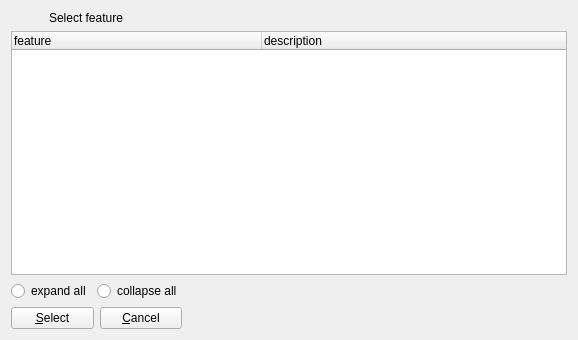
The window that client/uiforms/feature_select.ui (Wolframe/configurator) describes before a commit, drawn with Qt 5.
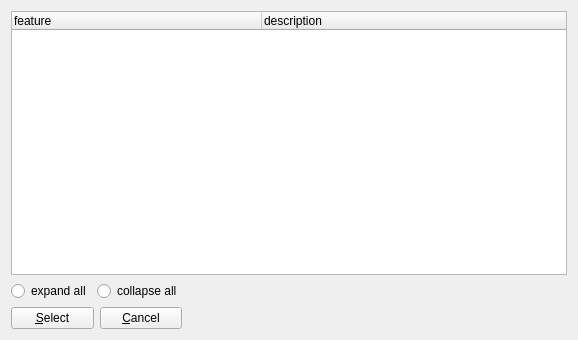
The same window after the commit. Icons and pictures are not drawn.

Patch:
```diff
--- a/client/uiforms/feature_select.ui
+++ b/client/uiforms/feature_select.ui
@@ -13,8 +13,12 @@
   <property name="windowTitle">
    <string>Features</string>
   </property>
+  <property name="windowIcon">
+   <iconset resource="../configurator.qrc">
+    <normaloff>:/images/chart_organisation.png</normaloff>:/images/chart_organisation.png</iconset>
+  </property>
   <layout class="QGridLayout" name="gridLayout">
-   <item row="1" column="0" colspan="2">
+   <item row="0" column="0" colspan="2">
     <widget class="QTreeWidget" name="feature">
      <property name="itemsExpandable">
       <bool>true</bool>
@@ -37,7 +41,7 @@
      </column>
     </widget>
    </item>
-   <item row="2" column="0">
+   <item row="1" column="0">
     <layout class="QHBoxLayout" name="horizontalLayout_2">
      <item>
       <widget class="QRadioButton" name="expand">
@@ -55,7 +59,7 @@
      </item>
     </layout>
    </item>
-   <item row="2" column="1">
+   <item row="1" column="1">
     <spacer name="horizontalSpacer">
      <property name="orientation">
       <enum>Qt::Horizontal</enum>
@@ -68,7 +72,7 @@
      </property>
     </spacer>
    </item>
-   <item row="4" column="0">
+   <item row="3" column="0">
     <layout class="QHBoxLayout" name="horizontalLayout">
      <item>
       <widget class="QPushButton" name="select">
@@ -95,33 +99,6 @@
      </item>
     </layout>
    </item>
-   <item row="0" column="0" colspan="2">
-    <layout class="QHBoxLayout" name="horizontalLayout_3">
-     <item>
-      <widget class="QLabel" name="label_2">
-       <property name="maximumSize">
-        <size>
-         <width>32</width>
-         <height>32</height>
-        </size>
-       </property>
-       <property name="text">
-        <string/>
-       </property>
-       <property name="pixmap">
-        <pixmap resource="../configurator.qrc">:/images/chart_organisation.png</pixmap>
-       </property>
-      </widget>
-     </item>
-     <item>
-      <widget class="QLabel" name="label">
-       <property name="text">
-        <string>Select feature</string>
-       </property>
-      </widget>
-     </item>
-    </layout>
-   </item>
   </layout>
  </widget>
  <tabstops>
```
Left out of the diff: 2 changed lines with no effect on the pictures.
